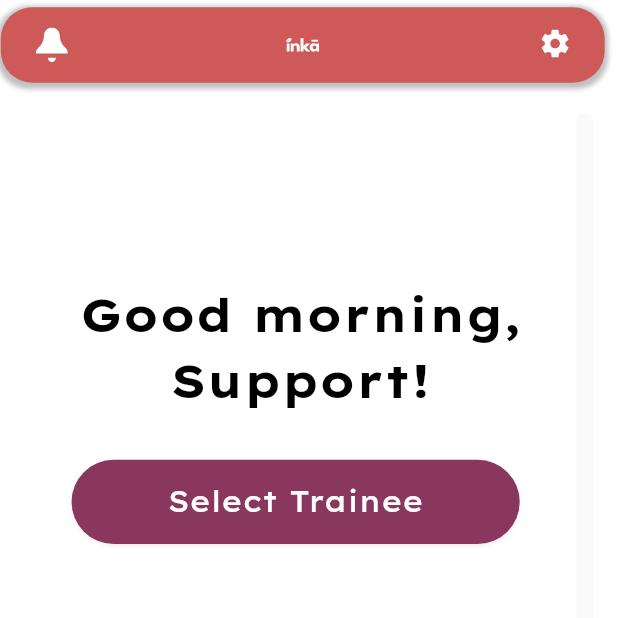
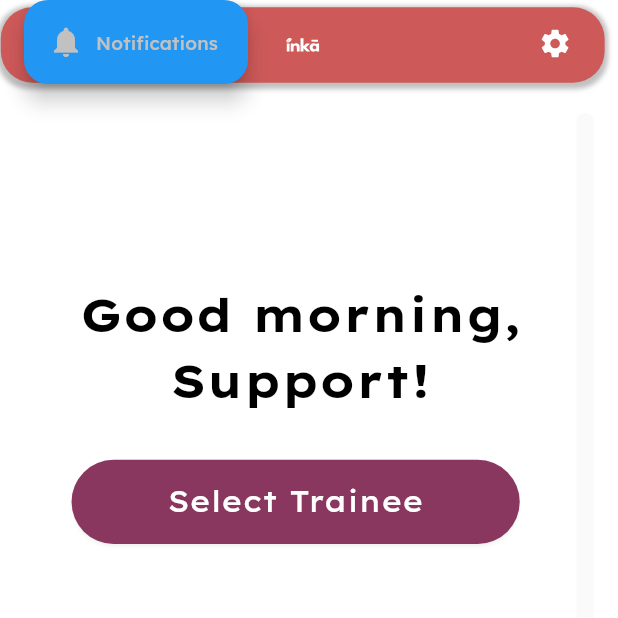
Before and after one commit to uoa-compsci399-s1-2024/capstone-project-2024-s1-team-13, a Flutter app: the FrameOneScreen screen opened by its route, on a phone screen of 412 x 824 dp, the top half of it. Run offline on Flutter 3.47's test engine with Material 3 defaults, Android fonts, the phone set to English and light mode, and no system bars; our stand-ins replace cached_network_image, flutter_svg.

Commit message:
this includes 8screens

```diff
--- a/lib/presentation/admin_support_login_screen/admin_support_login_screen.dart
+++ b/lib/presentation/admin_support_login_screen/admin_support_login_screen.dart
@@ -160,7 +160,11 @@ class AdminSupportLoginScreen extends StatelessWidget {
                             buttonStyle: CustomButtonStyles.outlinePrimaryTL18,
                             buttonTextStyle: theme.textTheme.labelLarge!,
                             alignment: Alignment.center,
-                          ),
+                            onPressed: () {
+                                        Navigator.pushNamed(context, AppRoutes.frameOneScreen);
+                                      },
+                          )
+
                         ],
                       ),
                     ),
--- a/lib/presentation/frame_one_screen/frame_one_screen.dart
+++ b/lib/presentation/frame_one_screen/frame_one_screen.dart
@@ -7,10 +7,7 @@ import 'package:flutter/material.dart';
 import 'package:istefat_s_application1/core/app_export.dart';
 
 class FrameOneScreen extends StatelessWidget {
-  const FrameOneScreen({Key? key})
-      : super(
-          key: key,
-        );
+  const FrameOneScreen({Key? key}) : super(key: key);
 
   @override
   Widget build(BuildContext context) {
@@ -97,20 +94,34 @@ class FrameOneScreen extends StatelessWidget {
             ],
           ),
         ),
+        floatingActionButton: FloatingActionButton.extended(
+          onPressed: () {
+            Navigator.pushNamed(context, AppRoutes.notificationsScreen);
+          },
+          label: Text('Notifications'),
+          icon: Icon(Icons.notifications),
+          backgroundColor: Colors.blue,
+        ),
+        floatingActionButtonLocation: FloatingActionButtonLocation.startTop,
       ),
     );
   }
 
-  /// Section Widget
   PreferredSizeWidget _buildAppBar(BuildContext context) {
     return CustomAppBar(
       leadingWidth: 43.h,
-      leading: AppbarLeadingImage(
-        imagePath: ImageConstant.imgIconBell,
-        margin: EdgeInsets.only(
-          left: 22.h,
-          top: 14.v,
-          bottom: 14.v,
+      leading: GestureDetector(
+        onTap: () {
+          // You can keep the bell icon button's functionality here
+          // Or replace it with any other action
+        },
+        child: AppbarLeadingImage(
+          imagePath: ImageConstant.imgIconBell,
+          margin: EdgeInsets.only(
+            left: 22.h,
+            top: 14.v,
+            bottom: 14.v,
+          ),
         ),
       ),
       centerTitle: true,
--- a/lib/presentation/recipe_train_method_page/recipe_train_method_page.dart
+++ b/lib/presentation/recipe_train_method_page/recipe_train_method_page.dart
@@ -73,7 +73,7 @@ class RecipeTrainMethodPage extends StatelessWidget {
               width: 9.h,
             );
           },
-          itemCount: 2,
+          itemCount: 1,
           itemBuilder: (context, index) {
             return RecipetrainmethodItemWidget();
           },
--- a/lib/presentation/task_recipe_screen/task_recipe_screen.dart
+++ b/lib/presentation/task_recipe_screen/task_recipe_screen.dart
@@ -7,8 +7,6 @@ import 'package:istefat_s_application1/widgets/app_bar/appbar_title_image.dart';
 import 'package:istefat_s_application1/widgets/app_bar/appbar_trailing_image.dart';
 import 'package:istefat_s_application1/widgets/custom_elevated_button.dart';
 import 'package:istefat_s_application1/widgets/custom_bottom_bar.dart';
-
-
 
 
 
--- a/lib/presentation/welcome_screen/welcome_screen.dart
+++ b/lib/presentation/welcome_screen/welcome_screen.dart
@@ -57,6 +57,7 @@ class WelcomeScreen extends StatelessWidget {
                       buttonStyle: CustomButtonStyles.outlinePrimary,
                       onPressed: () {
                         Navigator.pushNamed(context, AppRoutes.taskRecipeScreen);
+                        //Navigator.pushNamed(context, AppRoutes.notificationsScreen);
                       },
                     ),
                     SizedBox(height: 18.v),
@@ -68,7 +69,7 @@ class WelcomeScreen extends StatelessWidget {
                       ),
                       buttonTextStyle: CustomTextStyles.titleMediumWhiteA700,
                       onPressed: () {
-                        Navigator.pushNamed(context, AppRoutes.frameOneScreen);
+                        Navigator.pushNamed(context, AppRoutes.adminSupportLoginScreen);
                       },
                     ),
                     SizedBox(height: 10.v),
--- a/lib/routes/app_routes.dart
+++ b/lib/routes/app_routes.dart
@@ -1,4 +1,5 @@
 import 'package:flutter/material.dart';
+import '../presentation/recipe_train_method_page/recipe_train_method_page.dart';
 import '../presentation/task_recipe_screen/task_recipe_screen.dart';
 import '../presentation/welcome_screen/welcome_screen.dart';
 import '../presentation/admin_support_login_screen/admin_support_login_screen.dart';
@@ -44,6 +45,7 @@ class AppRoutes {
     recipesScreen: (context) => RecipesScreen(),
     notificationsScreen: (context) => NotificationsScreen(),
     recipeTrainMethodContainerScreen: (context) => RecipeTrainMethodContainerScreen(),
+    recipeTrainMethodPage: (context) => RecipeTrainMethodPage(),
     macaronsRecipeScreen: (context) => MacaronsRecipeScreen(),
     appNavigationScreen: (context) => AppNavigationScreen()
   };
--- a/lib/widgets/custom_elevated_button copy.dart
+++ /dev/null
@@ -1,70 +0,0 @@
-import 'package:flutter/material.dart';
-import '../core/app_export.dart';
-import 'base_button.dart';
-
-class CustomElevatedButton extends BaseButton {
-  CustomElevatedButton({
-    Key? key,
-    this.decoration,
-    this.leftIcon,
-    this.rightIcon,
-    EdgeInsets? margin,
-    VoidCallback? onPressed,
-    ButtonStyle? buttonStyle,
-    Alignment? alignment,
-    TextStyle? buttonTextStyle,
-    bool? isDisabled,
-    double? height,
-    double? width,
-    required String text,
-  }) : super(
-          text: text,
-          onPressed: onPressed,
-          buttonStyle: buttonStyle,
-          isDisabled: isDisabled,
-          buttonTextStyle: buttonTextStyle,
-          height: height,
-          width: width,
-          alignment: alignment,
-          margin: margin,
-        );
-
-  final BoxDecoration? decoration;
-
-  final Widget? leftIcon;
-
-  final Widget? rightIcon;
-
-  @override
-  Widget build(BuildContext context) {
-    return alignment != null
-        ? Align(
-            alignment: alignment ?? Alignment.center,
-            child: buildElevatedButtonWidget,
-          )
-        : buildElevatedButtonWidget;
-  }
-
-  Widget get buildElevatedButtonWidget => Container(
-        height: this.height ?? 43.v,
-        width: this.width ?? double.maxFinite,
-        margin: margin,
-        decoration: decoration,
-        child: ElevatedButton(
-          style: buttonStyle,
-          onPressed: isDisabled ?? false ? null : onPressed ?? () {},
-          child: Row(
-            mainAxisAlignment: MainAxisAlignment.center,
-            crossAxisAlignment: CrossAxisAlignment.center,
-            children: [
-              leftIcon ?? const SizedBox.shrink(),
-              Text(
-                text,
-                style: buttonTextStyle ?? theme.textTheme.headlineMedium,
-              ),
-              rightIcon ?? const SizedBox.shrink(),
-            ],
-          ),
-        ),
-      );
-}
```
Also changed, not shown: lib/presentation/app_navigation_screen/app_navigation_screen.dart (+30 -1 lines), lib/presentation/recipe_train_method_container_screen/recipe_train_method_container_screen.dart (+30 -17 lines), lib/presentation/recipe_train_method_page/widgets/recipetrainmethod_item_widget.dart (+54 -47 lines), lib/widgets/custom_bottom_bar.dart (+11 -7 lines), lib/widgets/custom_image_view copy.dart (deleted, +0 -164 lines), flutter_01.png (added), lib/widgets/app_bar/custom_app_bar.dart (line endings or trailing spaces).
